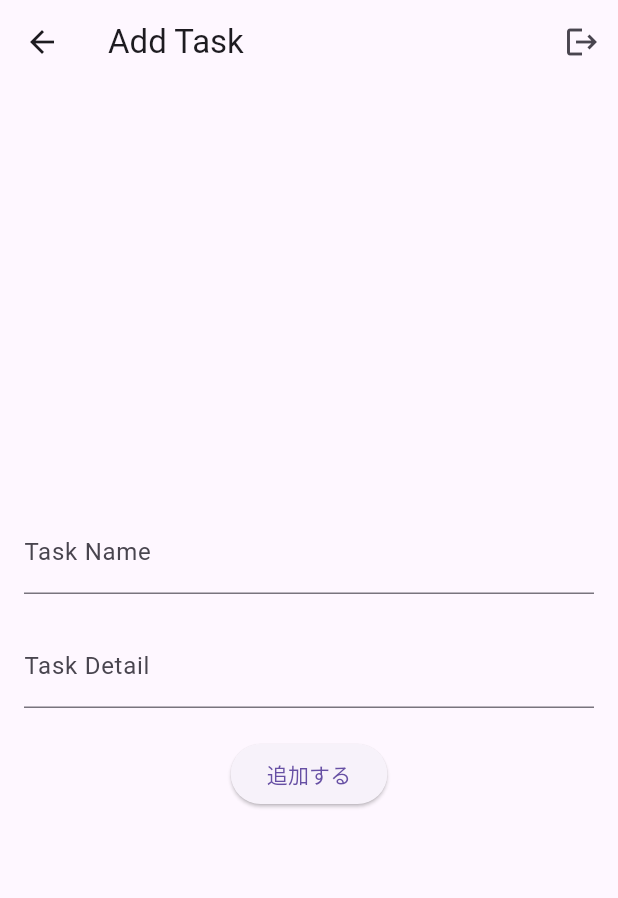
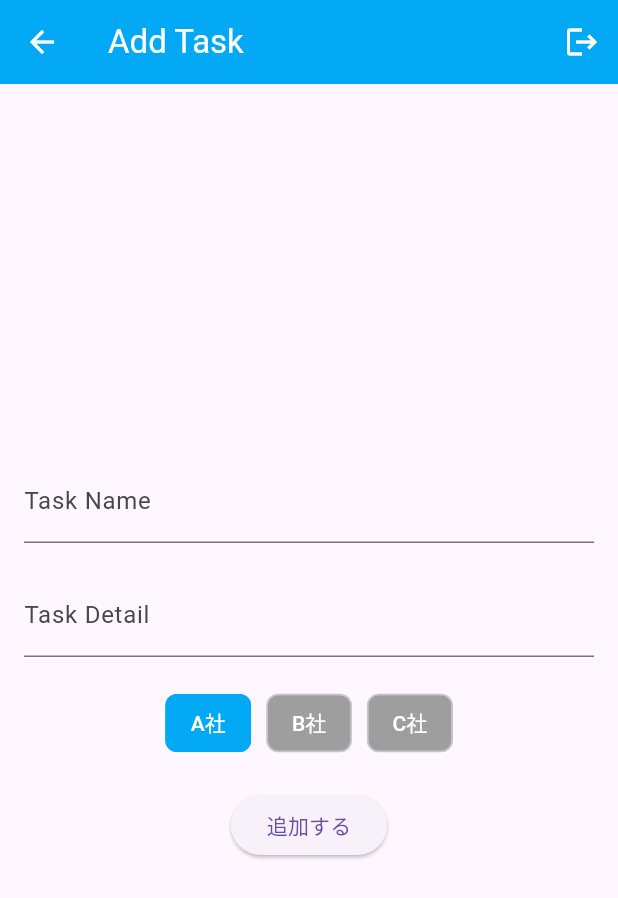
Before and after one commit to itezora-nonoha/TaskHawk, a Flutter app: the screen it shows once a user with an empty profile is signed in, after a tap on the "add" icon, on a phone screen of 412 x 824 dp. Shown: the top 898 px of the screen. Run offline on Flutter 3.47's test engine with Material 3 defaults, Android fonts, the phone set to English and light mode, and no system bars; our stand-ins replace cloud_firestore, firebase_auth, firebase_core, flutter_riverpod, freezed_annotation; accounts and stored records are empty; statements that could not run were skipped.

Commit message:
feature 取引先会社の選択ボタンを（側だけ）追加

```diff
--- a/lib/main.dart
+++ b/lib/main.dart
@@ -58,6 +58,8 @@ class LoginPage extends ConsumerWidget {
   Widget build(BuildContext context, WidgetRef ref) {
     return Scaffold(
       appBar: AppBar(
+        foregroundColor: Colors.white,
+        backgroundColor: Colors.lightBlue,
         title: Text('Login'),
       ),
       body: Padding(
--- a/lib/views/task_board.dart
+++ b/lib/views/task_board.dart
@@ -16,6 +16,8 @@ class TaskBoard extends ConsumerWidget {
 
     return Scaffold(
         appBar: AppBar(
+          foregroundColor: Colors.white,
+          backgroundColor: Colors.lightBlue,
           title: const Text('Task Board'),
         ),
         body: taskData.when(
--- a/lib/views/task_detail.dart
+++ b/lib/views/task_detail.dart
@@ -4,6 +4,8 @@ import 'package:taskhawk/data_service.dart';
 import 'package:taskhawk/views/task_board.dart';
 
 final taskIDProvider = StateProvider((ref) => '');
+final choiceIndexProvider = StateProvider((ref) => 0);
+final supplierList = ['A社', 'B社', 'C社'];
 final taskDetailtitleProvider =
     StateProvider((ref) => TextEditingController(text: ''));
 final taskDetailbodyProvider =
@@ -25,6 +27,8 @@ class TaskDetailPage extends ConsumerWidget {
 
     return Scaffold(
         appBar: AppBar(
+        foregroundColor: Colors.white,
+        backgroundColor: Colors.lightBlue,
           actions: [
             IconButton(
                 onPressed: () async {
@@ -50,7 +54,8 @@ class TaskDetailPage extends ConsumerWidget {
                 controller: taskBody,
                 decoration: InputDecoration(labelText: 'Task Detail'),
               ),
-
+              const SizedBox(height: 20.0),
+              SupplierChoices(),
               const SizedBox(height: 20.0),
               _buttons(taskID, dataService, taskTitle, taskBody, context),
               // ElevatedButton(
@@ -83,6 +88,32 @@ Widget _pageTitle(String taskID) {
     return Text('Add Task');
   } else {
     return Text('Task Detail');
+  }
+}
+
+
+class SupplierChoices extends ConsumerWidget {
+  const SupplierChoices({Key? key}) : super(key: key);
+
+  // var _choiceIndex = ref.read(choiceIndexProvider.notifier).state;
+  @override
+  Widget build(BuildContext context, WidgetRef ref) {
+    final taskTitle = ref.watch(choiceIndexProvider);
+    return Wrap(
+      spacing: 10,
+      children: [
+        for (int i = 0; i < supplierList.length; i++)
+          ChoiceChip(
+            labelStyle: TextStyle(color: Colors.white),
+            label: Text(supplierList[i]),
+            selected: ref.read(choiceIndexProvider.notifier).state == i,
+            selectedColor: Colors.lightBlue,
+            backgroundColor: Colors.grey,
+            onSelected: (_) {ref.read(choiceIndexProvider.notifier).state = i;},
+            showCheckmark: false,
+          ),
+      ],
+    );
   }
 }
 
```
